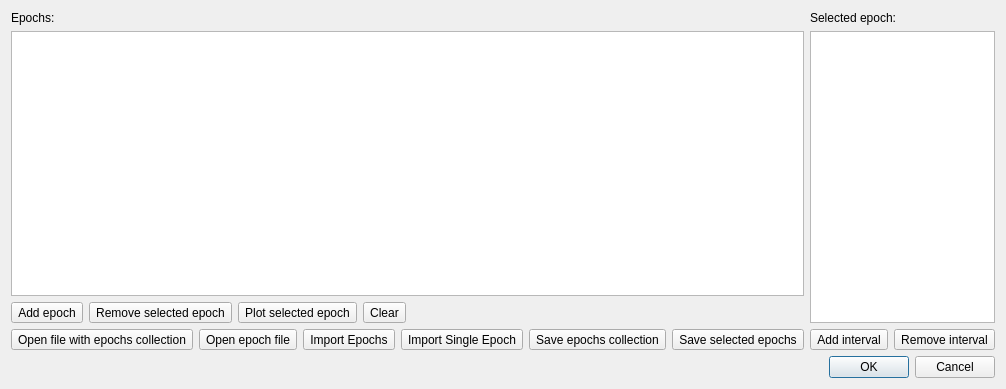
The window that src/scipyen/gui/epocheditordialog.ui (ctigaret/scipyen) describes before a commit, drawn with Qt 5.
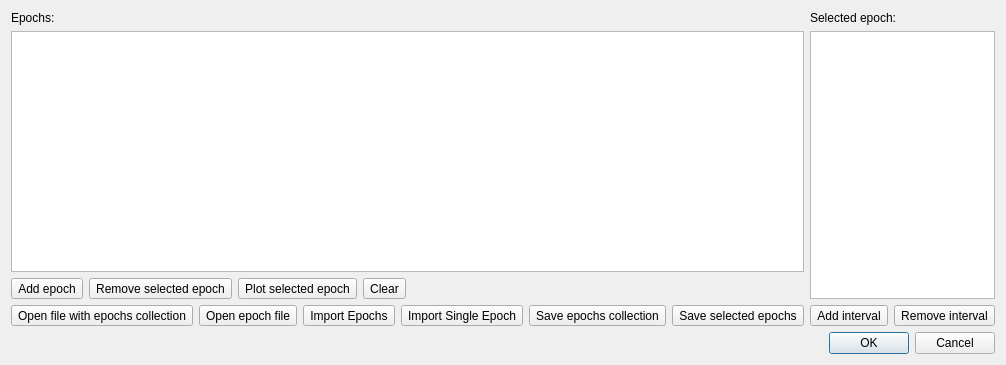
The same window after the commit. Icons and pictures are not drawn.

The edit to the form file:
```diff
--- a/src/scipyen/gui/epocheditordialog.ui
+++ b/src/scipyen/gui/epocheditordialog.ui
@@ -7,7 +7,7 @@
     <x>0</x>
     <y>0</y>
     <width>673</width>
-    <height>389</height>
+    <height>365</height>
    </rect>
   </property>
   <property name="windowTitle">
```
Left out of the diff: 28 changed lines with no effect on the pictures.
